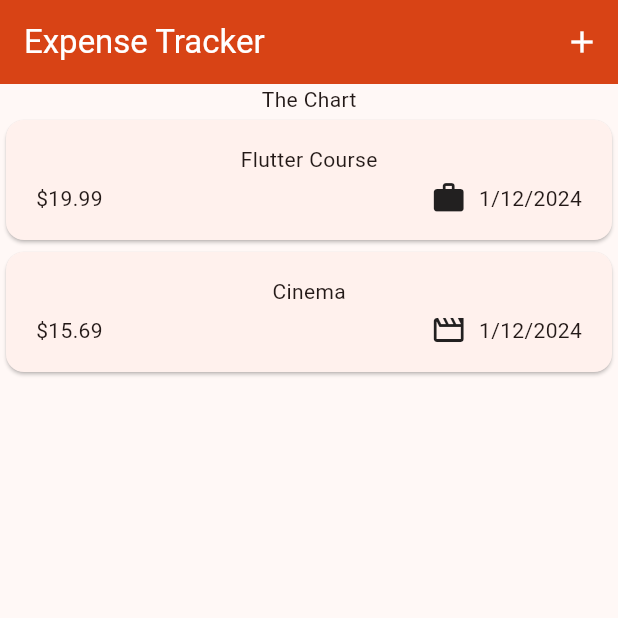
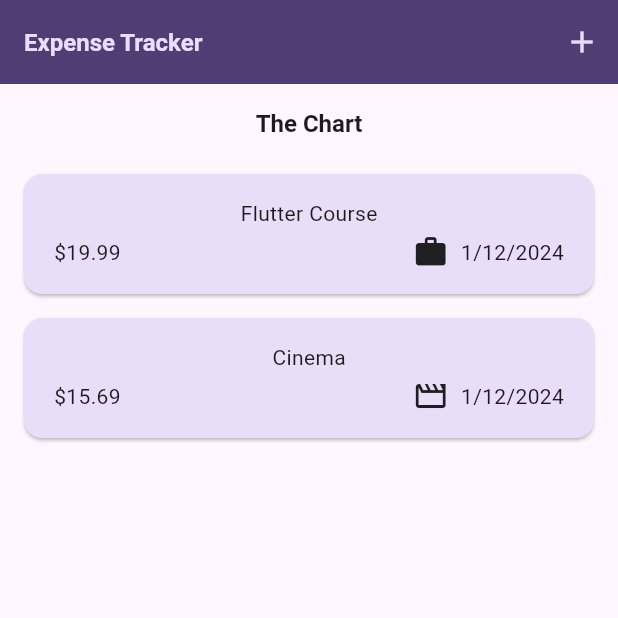
Before and after one commit to tessceciliaj/expense_tracker, a Flutter app: the screen it shows after launch, on a phone screen of 412 x 824 dp, the top half of it. Run offline on Flutter 3.47's test engine with Material 3 defaults, Android fonts, the phone set to English and light mode, and no system bars.

Commit message:
Create custume theme

```diff
--- a/lib/main.dart
+++ b/lib/main.dart
@@ -1,6 +1,7 @@
 import 'package:flutter/material.dart';
+import 'package:expense_tracker/widgets/expenses.dart';
 
-import 'package:expense_tracker/widgets/expenses.dart';
+var kColorScheme = ColorScheme.fromSeed(seedColor: Colors.deepPurple);
 
 void main() {
   runApp(const MyApp());
@@ -15,7 +16,24 @@ class MyApp extends StatelessWidget {
       debugShowCheckedModeBanner: false,
       title: 'Expense Tracker',
       theme: ThemeData(
-        colorScheme: ColorScheme.fromSeed(seedColor: Colors.deepOrange),
+        colorScheme: kColorScheme,
+        appBarTheme: const AppBarTheme().copyWith(
+          backgroundColor: kColorScheme.onPrimaryContainer,
+          foregroundColor: kColorScheme.primaryContainer,
+        ),
+        cardTheme: const CardTheme().copyWith(
+          color: kColorScheme.secondaryContainer,
+          margin: const EdgeInsets.symmetric(horizontal: 16, vertical: 8),
+        ),
+        elevatedButtonTheme: ElevatedButtonThemeData(
+          style: ElevatedButton.styleFrom(
+            backgroundColor: kColorScheme.primaryContainer,
+          ),
+        ),
+        textTheme: ThemeData().textTheme.copyWith(
+              titleLarge:
+                  const TextStyle(fontWeight: FontWeight.bold, fontSize: 16),
+            ),
         useMaterial3: true,
       ),
       home: const Expenses(),
--- a/lib/widgets/expenses.dart
+++ b/lib/widgets/expenses.dart
@@ -47,6 +47,7 @@ class _ExpensesState extends State<Expenses> {
     setState(() {
       _registerExpenses.remove(expense);
     });
+    ScaffoldMessenger.of(context).clearSnackBars();
     ScaffoldMessenger.of(context).showSnackBar(
       SnackBar(
           duration: const Duration(seconds: 3),
@@ -76,8 +77,6 @@ class _ExpensesState extends State<Expenses> {
 
     return Scaffold(
       appBar: AppBar(
-        backgroundColor: Colors.deepOrange[800],
-        foregroundColor: Colors.white,
         title: const Text('Expense Tracker'),
         actions: [
           IconButton(
@@ -88,7 +87,13 @@ class _ExpensesState extends State<Expenses> {
       ),
       body: Column(
         children: [
-          const Text('The Chart'),
+          Padding(
+            padding: const EdgeInsets.symmetric(horizontal: 8, vertical: 16),
+            child: Text(
+              'The Chart',
+              style: Theme.of(context).textTheme.titleLarge,
+            ),
+          ),
           Expanded(child: mainContent),
         ],
       ),
--- a/lib/widgets/expenses_list/expenses_item.dart
+++ b/lib/widgets/expenses_list/expenses_item.dart
@@ -16,7 +16,9 @@ class ExpenseItem extends StatelessWidget {
         ),
         child: Column(
           children: [
-            Text(expense.title),
+            Text(
+              expense.title,
+            ),
             const SizedBox(height: 4),
             Row(
               children: [
--- a/lib/widgets/expenses_list/expenses_list.dart
+++ b/lib/widgets/expenses_list/expenses_list.dart
@@ -14,6 +14,10 @@ class ExpensesList extends StatelessWidget {
     return ListView.builder(
       itemCount: expenses.length,
       itemBuilder: (ctx, index) => Dismissible(
+        background: Container(
+          color: Theme.of(context).colorScheme.errorContainer,
+          margin: Theme.of(context).cardTheme.margin,
+        ),
         onDismissed: (direction) {
           onRemoveExpense(
             expenses[index],
```
